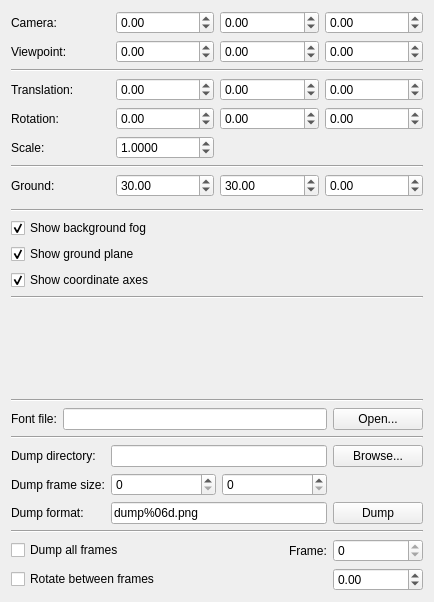
Qt form code/src/lib/visualization/View3dControl.ui (jmaye/mrtk) before a commit.
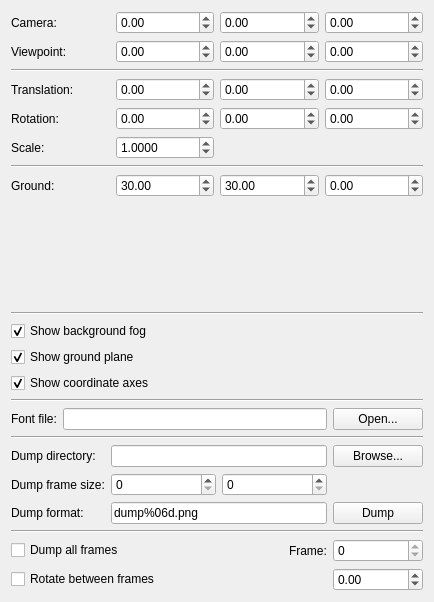
The same form after that commit. Custom widgets are drawn as their Qt base class.

```diff
--- a/code/src/lib/visualization/View3dControl.ui
+++ b/code/src/lib/visualization/View3dControl.ui
@@ -295,29 +295,6 @@
      </item>
     </layout>
    </item>
-   <item>
-    <widget class="Line" name="line_5">
-     <property name="orientation">
-      <enum>Qt::Horizontal</enum>
-     </property>
-    </widget>
-   </item>
-   <item>
-    <spacer name="verticalSpacer">
-     <property name="orientation">
-      <enum>Qt::Vertical</enum>
-     </property>
-     <property name="sizeType">
-      <enum>QSizePolicy::Expanding</enum>
-     </property>
-     <property name="sizeHint" stdset="0">
-      <size>
-       <width>20</width>
-       <height>40</height>
-      </size>
-     </property>
-    </spacer>
-   </item>
    <item>
     <widget class="Line" name="line_2">
      <property name="orientation">
```
Left out of the diff: 5 changed lines with no effect on the pictures.
